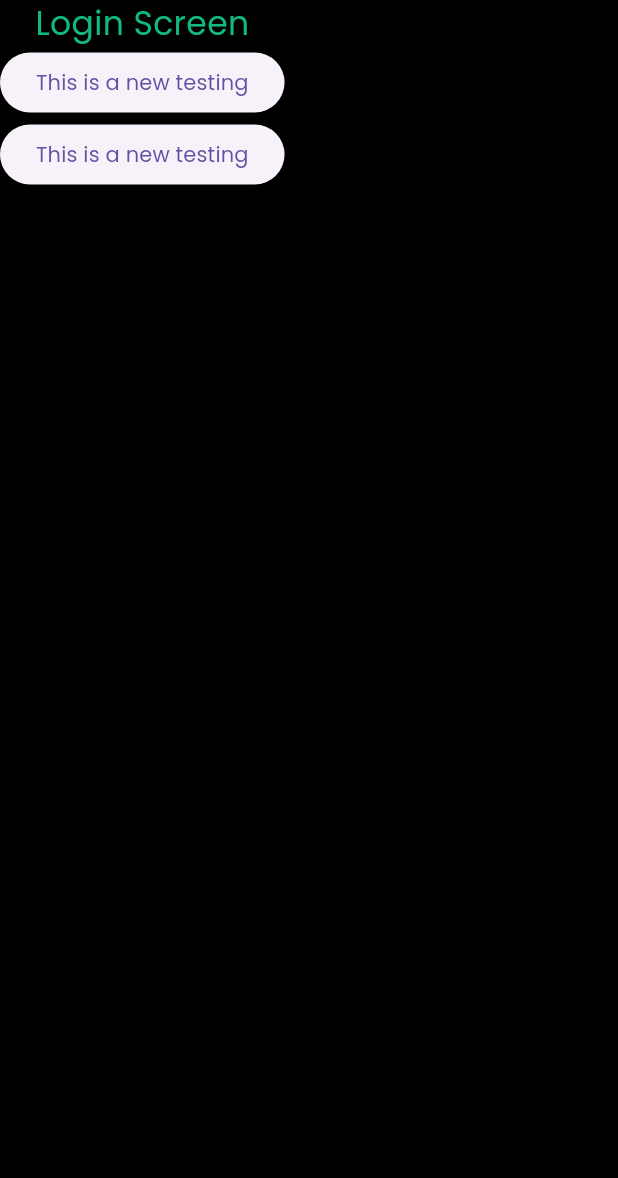
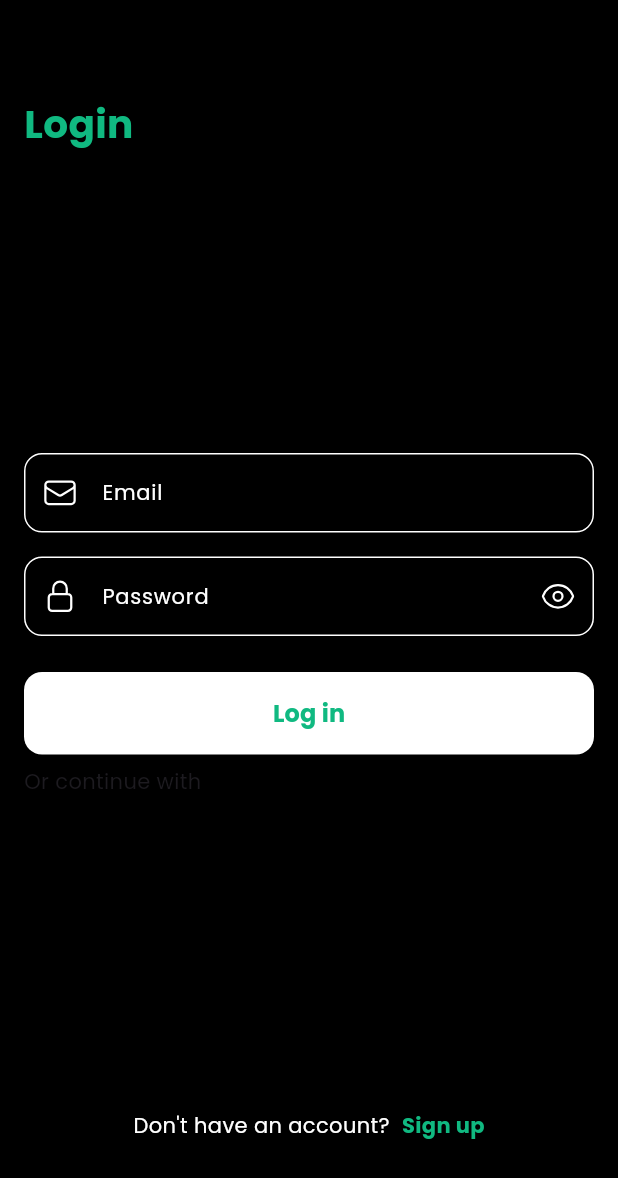
Before and after one commit to M-Rith/Recurly, a Flutter app: the screen it shows after launch, after a tap on "Log in", on a phone screen of 412 x 824 dp. Shown: the top 1178 px of the screen. Run offline on Flutter 3.47's test engine with Material 3 defaults, Android fonts, the phone set to English and light mode, and no system bars; our stand-ins replace get, heroicons.

Commit message:
add login screen

```diff
--- a/lib/app/controllers/auth_controller.dart
+++ b/lib/app/controllers/auth_controller.dart
@@ -4,6 +4,9 @@ import '../routes/app_routes.dart';
 
 class AuthController extends GetxController {
   var isLoggedIn = false.obs; // Reactive login state
+  var email = "".obs;
+  var password = "".obs;
+
 
   void login() {
     isLoggedIn.value = true;
--- a/lib/presentation/screens/auth/login_screen.dart
+++ b/lib/presentation/screens/auth/login_screen.dart
@@ -4,9 +4,36 @@ import 'package:recurly/app/routes/app_routes.dart';
 import '../../../app/controllers/auth_controller.dart';
 import '../../../app/themes/colors.dart';
 import '../../../app/themes/font_size.dart';
+import '../../../app/themes/spacing.dart';
+import 'package:heroicons/heroicons.dart';
+import 'package:recurly/presentation/widgets/custom_text_field.dart';
 
-class LoginScreen extends StatelessWidget {
-  const LoginScreen({Key? key}) : super(key: key);
+class LoginScreen extends StatefulWidget {
+  const LoginScreen({super.key});
+
+  @override
+  State<LoginScreen> createState() => _LoginScreenState();
+}
+
+class _LoginScreenState extends State<LoginScreen> {
+  final _formKey = GlobalKey<FormState>();
+
+  final TextEditingController emailController = TextEditingController();
+  final FocusNode emailFocusNode = FocusNode();
+  final TextEditingController passwordController = TextEditingController();
+  final FocusNode passwordFocusNode = FocusNode();
+
+  var showPassword = false;
+
+
+  @override
+  void dispose() {
+    passwordController.dispose();
+    passwordFocusNode.dispose();
+    emailController.dispose();
+    emailFocusNode.dispose();
+    super.dispose();
+  }
 
   @override
   Widget build(BuildContext context) {
@@ -14,25 +41,150 @@ class LoginScreen extends StatelessWidget {
 
     return Scaffold(
       backgroundColor: AppColors.background,
-      body: Column(
+      body: Padding(
+        padding: const EdgeInsets.only(left: Spacing.md, right: Spacing.md),
+        child: Column(
+          mainAxisAlignment: MainAxisAlignment.start,
+          crossAxisAlignment: CrossAxisAlignment.start,
+          children: [
+            const SizedBox(
+              height: Spacing.xl * 2,
+            ),
+            const Text(
+              "Login",
+              style: TextStyle(
+                fontSize: FontSize.xxl,
+                color: AppColors.primary,
+                fontWeight: FontWeight.bold,
+              ),
+            ),
+            const Spacer(),
+            Form(
+              key: _formKey,
+              child: Column(
+                children: [
+                  CustomizedTextField(
+                    hintText: 'ronaldrichards@gmail.com',
+                    labelText: 'Email',
+                    prefixIcon: HeroIcons.envelope,
+                    controller: emailController,
+                    focusNode: emailFocusNode,
+                    keyboardType: TextInputType.emailAddress,
+                    validator: (value) {
+                      if (value == null || value.isEmpty) {
+                        return 'Email is required';
+                      }
+                      if (!value.contains('@')) {
+                        return 'Enter a valid email';
+                      }
+                      return null;
+                    },
+                  ),
+                  const SizedBox(
+                    height: Spacing.md,
+                  ),
+                  CustomizedTextField(
+                    hintText: 'Password',
+                    labelText: 'Password',
+                    prefixIcon: HeroIcons.lockClosed,
+                    suffixIcon: HeroIcons.eye,
+                    controller: passwordController,
+                    focusNode: passwordFocusNode,
+                    obscureText: !showPassword,
+                    keyboardType: TextInputType.text,
+                    validator: (value) {
+                      if (value == null || value.isEmpty) {
+                        return 'Password is required';
+                      }
+                      return null;
+                    },
+                    suffixIconAction: (value) {
+                      setState(() {
+                        showPassword = value;
+                      });
+                    },
+                  ),
+                  const SizedBox(
+                    height: Spacing.lg,
+                  ),
+                  SizedBox(
+                    width: double.infinity,
+                    child: ElevatedButton(
+                      style: ElevatedButton.styleFrom(
+                        backgroundColor: Colors.white,
+                        foregroundColor: Colors.blue,
+                        padding: const EdgeInsets.symmetric(vertical: 16),
+                        shape: RoundedRectangleBorder(
+                          borderRadius: BorderRadius.circular(12),
+                        ),
+                      ),
+                      onPressed: () {
+                        if (_formKey.currentState!.validate()) {
+                          print(emailController.text);
+                          print(passwordController.text);
+                          authController.login();
+                        }
+                        else {
+                          print("Form is not valid");
+                        }
+                        // authController.login();
+                      },
+                      child: const Text(
+                        'Log in',
+                        style: TextStyle(
+                          color: AppColors.primary,
+                          fontSize: FontSize.md,
+                          fontWeight: FontWeight.bold,
+                        ),
+                      ),
+                    ),
+                  ),
+                ],
+              ),
+            ),
+            const SizedBox(
+              height: Spacing.sm,
+            ),
+            const Text("Or continue with"),
+            const SizedBox(
+              height: Spacing.sm,
+            ),
+            const Spacer(),
+            SizedBox(
+              width: double.infinity,
+              child: Center(
+                child: Row(
+                  mainAxisAlignment: MainAxisAlignment.center,
                   children: [
                     const Text(
-            "Login Screen",
+                      "Don't have an account?",
                       style: TextStyle(
-              fontSize: FontSize.xl,
+                        fontSize: FontSize.sm,
+                        color: AppColors.white,
+                      ),
+                    ),
+                    const SizedBox(width: Spacing.sm),
+                    GestureDetector(
+                      onTap: () {
+                        authController.navigateToAuth();
+                      },
+                      child: const Text(
+                        "Sign up",
+                        style: TextStyle(
                           color: AppColors.primary,
+                          fontWeight: FontWeight.bold,
                         ),
-            selectionColor: AppColors.primary,
                       ),
-          ElevatedButton(
-            onPressed: authController.login, // Call login method
-            child: const Text("This is a new testing"),
-          ),
-          ElevatedButton(
-            onPressed: authController.navigateToAuth,
-            child: const Text("This is a new testing"),
                     ),
                   ],
+                ),
+              ),
+            ),
+            const SizedBox(
+              height: Spacing.xl * 2,
+            )
+          ],
+        ),
       ),
     );
   }
--- /dev/null
+++ b/lib/presentation/widgets/custom_text_field.dart
@@ -0,0 +1,94 @@
+import 'package:flutter/material.dart';
+import '../../app/themes/colors.dart';
+import '../../app/themes/font_size.dart';
+import '../../app/themes/spacing.dart';
+import 'package:heroicons/heroicons.dart';
+
+class CustomizedTextField extends StatefulWidget {
+  final String hintText;
+  final String labelText;
+  final HeroIcons prefixIcon;
+  final HeroIcons? suffixIcon;
+  final TextEditingController controller;
+  final FocusNode focusNode;
+  final TextInputType keyboardType;
+  final String? Function(String?) validator;
+  final bool? obscureText;
+  final void Function(bool)? suffixIconAction;
+  const CustomizedTextField({
+    super.key,
+    required this.hintText,
+    required this.labelText,
+    required this.prefixIcon,
+    this.suffixIcon,
+    required this.controller,
+    required this.focusNode,
+    required this.keyboardType,
+    required this.validator,
+    this.obscureText,
+    this.suffixIconAction,
+  });
+
+  @override
+  State<CustomizedTextField> createState() => _CustomizedTextFieldState();
+}
+
+class _CustomizedTextFieldState extends State<CustomizedTextField> {
+  @override
+  Widget build(BuildContext context) {
+    return TextFormField(
+      obscureText: widget.obscureText == null ? false : widget.obscureText!,
+      onChanged: (value) {
+        widget.controller.text = value;
+      },
+      validator: widget.validator, // <- attach validator
+      decoration: InputDecoration(
+        prefixIcon: HeroIcon(widget.prefixIcon, color: AppColors.white),
+        labelText: widget.labelText,
+        labelStyle: const TextStyle(
+          fontSize: FontSize.sm,
+          color: AppColors.white,
+        ),
+        suffixIcon: widget.suffixIcon == null
+            ? null
+        : IconButton(
+            onPressed: () {
+              widget.suffixIconAction!(widget.obscureText!);
+            },
+            icon: HeroIcon(widget.suffixIcon!, color: AppColors.white),
+          ),
+        hintText: widget.hintText,
+        filled: true,
+        fillColor: AppColors.background,
+        contentPadding: const EdgeInsets.symmetric(
+          horizontal: Spacing.md,
+          vertical: Spacing.md,
+        ),
+        border: OutlineInputBorder(
+          borderRadius: BorderRadius.circular(12),
+          borderSide: const BorderSide(
+            color: AppColors.white,
+          ),
+        ),
+        enabledBorder: OutlineInputBorder(
+          borderRadius: BorderRadius.circular(12),
+          borderSide: const BorderSide(
+            color: AppColors.white,
+          ),
+        ),
+        focusedBorder: OutlineInputBorder(
+          borderRadius: BorderRadius.circular(12),
+          borderSide: const BorderSide(
+            color: AppColors.white,
+            width: 1.5,
+          ),
+        ),
+      ),
+      style: const TextStyle(
+        fontSize: FontSize.sm,
+        color: AppColors.white,
+      ),
+      keyboardType: widget.keyboardType,
+    );
+  }
+}
--- a/pubspec.yaml
+++ b/pubspec.yaml
@@ -36,6 +36,7 @@ dependencies:
   # Use with the CupertinoIcons class for iOS style icons.
   cupertino_icons: ^1.0.8
   get: ^4.7.2
+  heroicons: ^0.11.0
 
 dev_dependencies:
   flutter_test:
```
Also changed, not shown: pubspec.lock, 1 other file. Lines whose indentation alone changed are shown as unchanged.
